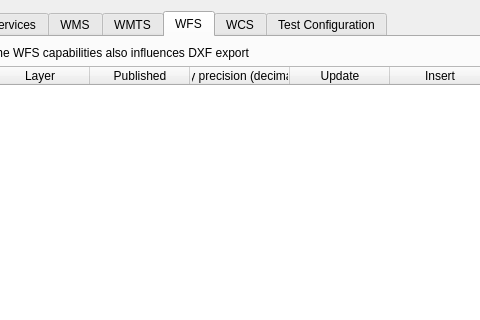
Qt form src/ui/qgsprojectpropertiesbase.ui (qgis/QGIS) before a commit; both pictures show x 187 to 667 and y 0 to 320 of the 857 by 730 pixel window.
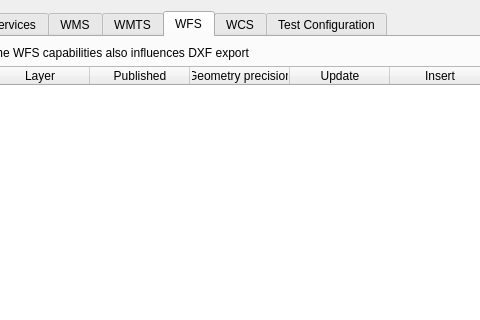
The same form after that commit. The open tabs and pages were chosen to show the change. Icons and pictures are not drawn. Custom widgets are drawn as their Qt base class.

Commit message: Better control of Layer and geometry precision columns

What changed in the file:
```diff
--- a/src/ui/qgsprojectpropertiesbase.ui
+++ b/src/ui/qgsprojectpropertiesbase.ui
@@ -2848,7 +2848,7 @@
                      </column>
                      <column>
                       <property name="text">
-                       <string>Geometry precision (decimal places)</string>
+                       <string>Geometry precision</string>
                       </property>
                      </column>
                      <column>
```
The commit also changes 1 other file.
